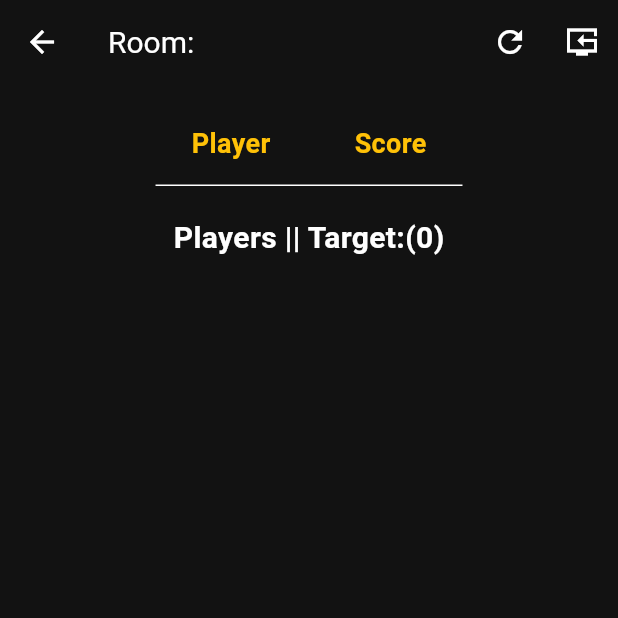
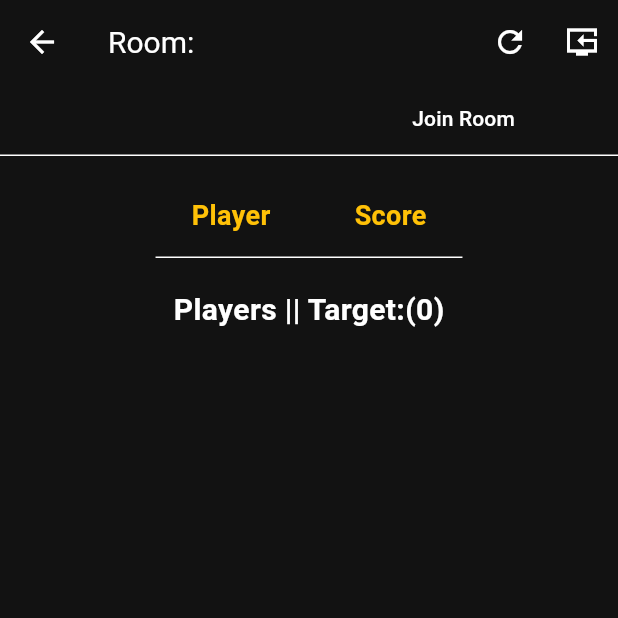
Before and after one commit to ELALAY/ScoreBuddy, a Flutter app: the RoomScreen screen opened directly with empty values, on a phone screen of 412 x 824 dp, the top half of it. Run offline on Flutter 3.47's test engine with Material 2 defaults, Android fonts, the phone set to English and light mode, and no system bars; our stand-ins replace cloud_firestore, firebase_auth, firebase_core, flutter_slidable, qr_flutter, sqflite; missing offline and left inert: qr_code_scanner; accounts and stored records are empty.

Commit message:
added join room QrCode

```diff
--- a/lib/Screens/match_screen.dart
+++ b/lib/Screens/match_screen.dart
@@ -6,6 +6,7 @@ import '../Models/room_model.dart';
 import '../Models/score_model.dart';
 import '../services/realtime_db/firebase_db.dart';
 import '../services/sqflite/database.dart';
+import 'QrCodeMger/generate_qr_code.dart';
 
 class RoomScreen extends StatefulWidget {
   final Room room;
@@ -15,12 +16,13 @@ class RoomScreen extends StatefulWidget {
   State<RoomScreen> createState() => RoomScreenState();
 }
 
-class RoomScreenState extends State<RoomScreen> {
+class RoomScreenState extends State<RoomScreen>
+    with SingleTickerProviderStateMixin {
   DatabaseHelper databaseHelper = DatabaseHelper.instance;
   FirebaseFirestore fbdatabaseHelper = FirebaseFirestore.instance;
   FirebaseDatabaseHelper firebaseDatabaseHelper = FirebaseDatabaseHelper();
   TextEditingController gameNameController = TextEditingController();
-
+  late TabController _roomTabController;
   List<Player> players = [];
   List<PlayerScore> scores = [];
   Map<int, int> playersWonGames = {};
@@ -29,6 +31,13 @@ class RoomScreenState extends State<RoomScreen> {
   void initState() {
     super.initState();
     fetchAllRoomScores();
+    _roomTabController = TabController(length: 2, vsync: this);
+  }
+
+  @override
+  void dispose() {
+    _roomTabController.dispose();
+    super.dispose();
   }
 
   void reload() {
@@ -85,10 +94,17 @@ class RoomScreenState extends State<RoomScreen> {
   Widget build(BuildContext context) {
     return Scaffold(
       appBar: AppBar(
-        title: Text('Room: ${widget.room.roomName}'),
+        title: Text('Room: ${widget.room.gameName}'),
         titleTextStyle: const TextStyle(
           color: Colors.white,
           fontSize: 20,
+        ),
+        bottom: TabBar(
+          controller: _roomTabController,
+          tabs: [
+            Tab(text: widget.room.roomName),
+            const Tab(text: 'Join Room'),
+          ],
         ),
         actions: [
           IconButton(
@@ -107,7 +123,8 @@ class RoomScreenState extends State<RoomScreen> {
         ],
       ),
       body: SafeArea(
-        child: SingleChildScrollView(
+        child: TabBarView(controller: _roomTabController, children: [
+          SingleChildScrollView(
             padding: const EdgeInsets.all(12),
             child: Column(
               children: [
@@ -168,8 +185,8 @@ class RoomScreenState extends State<RoomScreen> {
                 const SizedBox(height: 20),
                 Text(
                   'Players || Target:(${widget.room.targetScore})',
-                style:
-                    const TextStyle(fontSize: 20, fontWeight: FontWeight.bold),
+                  style: const TextStyle(
+                      fontSize: 20, fontWeight: FontWeight.bold),
                 ),
                 const SizedBox(height: 20),
                 ListView.builder(
@@ -203,8 +220,9 @@ class RoomScreenState extends State<RoomScreen> {
                                   ),
                                   labelText: 'Add Score',
                                   labelStyle: TextStyle(
-                                    color:
-                                        Theme.of(context).colorScheme.primary),
+                                      color: Theme.of(context)
+                                          .colorScheme
+                                          .primary),
                                   enabledBorder: OutlineInputBorder(
                                     borderSide: BorderSide(
                                         color: Theme.of(context)
@@ -224,7 +242,8 @@ class RoomScreenState extends State<RoomScreen> {
                                         score,
                                         score.score +
                                             int.parse(scoreController.text));
-                                  score.score += int.parse(scoreController.text);
+                                    score.score +=
+                                        int.parse(scoreController.text);
                                     scoreController.clear();
                                   });
                                 },
@@ -250,20 +269,38 @@ class RoomScreenState extends State<RoomScreen> {
                     );
                   },
                 ),
-              /*Center(
-                child: ElevatedButton(
-                  child: const Text('Save Scores'),
-                  onPressed: () {
-                    reload();
-                  },
-                ),
-              ),*/
                 const SizedBox(
                   height: 200.0,
                 ),
               ],
             ),
           ),
+          Padding(
+            padding: const EdgeInsets.all(16.0),
+            child: Column(
+              mainAxisAlignment: MainAxisAlignment.spaceBetween,
+              children: [
+                Column(
+                  children: [
+                    Text('Room Name: ${widget.room.roomName}'),
+                    const SizedBox(height: 20),
+                    Padding(
+                      padding: const EdgeInsets.all(8.0),
+                      child: Container(
+                        decoration: BoxDecoration(color: Colors.grey.shade700),
+                        height: 300,
+                        width: 300,
+                        child: GenerateQRCodeScreen(
+                            dataToEncode: widget.room.roomName),
+                      ),
+                    ),
+                    ElevatedButton(onPressed: (){}, child: const Text('Join Room!')),
+                  ],
+                ),
+              ],
+            ),
+          ),
+        ]),
       ),
     );
   }
--- a/lib/Screens/new_friend_screen.dart
+++ b/lib/Screens/new_friend_screen.dart
@@ -50,7 +50,7 @@ class _AddFriendScreenState extends State<AddFriendScreen>
 
   void fetchFriends() async {
     if (user != null) {
-      List<String> players = await fbdatabaseHelper.getFriends('Aymane');
+      List<String> players = await fbdatabaseHelper.getFriends(user!.uid);
       setState(() {
         friends = players;
       });
--- a/lib/services/realtime_db/firebase_db.dart
+++ b/lib/services/realtime_db/firebase_db.dart
@@ -272,8 +272,7 @@ class FirebaseDatabaseHelper {
 //********  Friends Functions**********/
 //--------------------------------------------------------------------------------------
 
-
-// Adds a friend to the current user's friends list
+  // Adds a friend to the current user's friends list
   Future<void> addFriend(String username, String friendId) async {
     try {
       // Add friend to current user's friends list
```
Also changed, not shown: lib/Screens/new_match_screen.dart (+5 -82 lines). Lines whose indentation alone changed are shown as unchanged.
